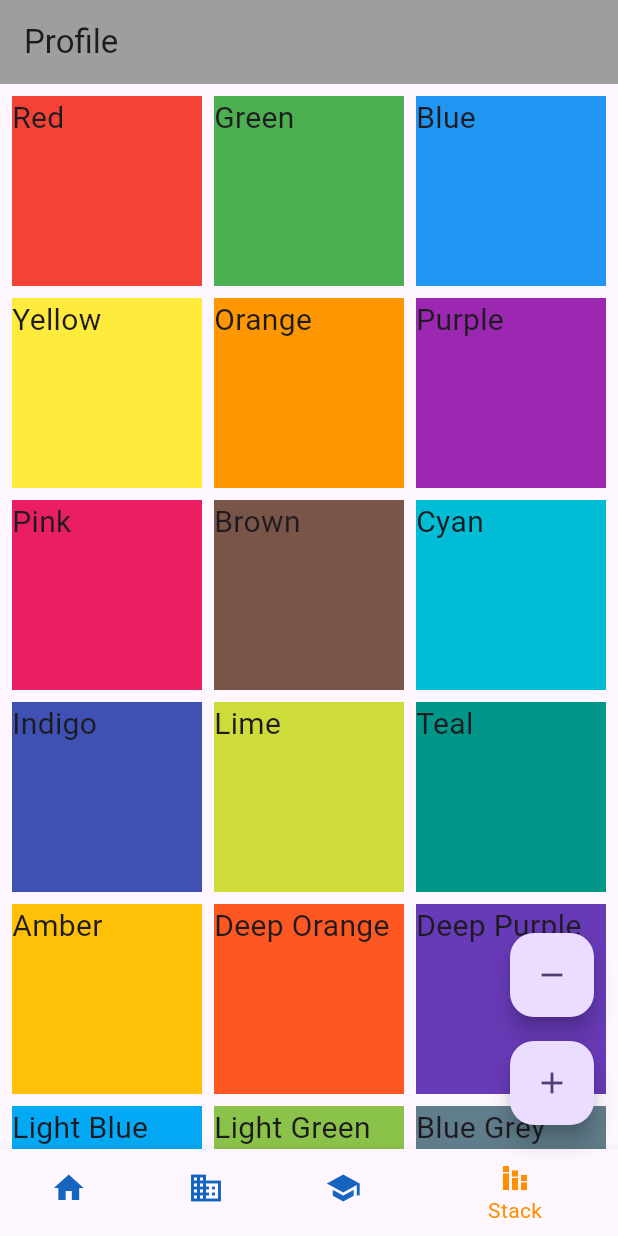
After one commit to Habibieproject/ppkd_b_1, a Flutter app: the screen it shows after launch, item 4 of the bottom bar chosen, on a phone screen of 412 x 824 dp. The commit adds this screen. Run offline on Flutter 3.47's test engine with Material 3 defaults, Android fonts, the light colour scheme and no system bars.

Commit message:
add grid screen

```diff
--- /dev/null
+++ b/lib/data/grid_data.dart
@@ -0,0 +1,68 @@
+import 'package:flutter/material.dart';
+import 'package:ppkd_b_1/model/grid_model.dart';
+
+List<GridModel> gridData =[
+  GridModel(name: "Red", color: Colors.red),
+  GridModel(name: "Green", color: Colors.green),
+  GridModel(name: "Blue", color: Colors.blue),
+  GridModel(name: "Yellow", color: Colors.yellow),
+  GridModel(name: "Orange", color: Colors.orange),
+  GridModel(name: "Purple", color: Colors.purple),
+  GridModel(name: "Pink", color: Colors.pink),
+  GridModel(name: "Brown", color: Colors.brown),
+  GridModel(name: "Cyan", color: Colors.cyan),
+  GridModel(name: "Indigo", color: Colors.indigo),
+  GridModel(name: "Lime", color: Colors.lime),
+  GridModel(name: "Teal", color: Colors.teal),
+  GridModel(name: "Amber", color: Colors.amber),
+  GridModel(name: "Deep Orange", color: Colors.deepOrange),
+  GridModel(name: "Deep Purple", color: Colors.deepPurple),
+  GridModel(name: "Light Blue", color: Colors.lightBlue),
+  GridModel(name: "Light Green", color: Colors.lightGreen),
+  GridModel(name: "Blue Grey", color: Colors.blueGrey),
+  GridModel(name: "Black", color: Colors.black),
+  GridModel(name: "White", color: Colors.white),
+  GridModel(name: "Grey", color: Colors.grey),
+  GridModel(name: "Red Accent", color: Colors.redAccent),
+  GridModel(name: "Green Accent", color: Colors.greenAccent),
+  GridModel(name: "Blue Accent", color: Colors.blueAccent),
+  GridModel(name: "Yellow Accent", color: Colors.yellowAccent),
+  GridModel(name: "Orange Accent", color: Colors.orangeAccent),
+  GridModel(name: "Purple Accent", color: Colors.purpleAccent),
+  GridModel(name: "Pink Accent", color: Colors.pinkAccent),
+  GridModel(name: "Brown Accent", color: Colors.brown),
+  GridModel(name: "Cyan Accent", color: Colors.cyanAccent),
+  GridModel(name: "Indigo Accent", color: Colors.indigoAccent),
+  GridModel(name: "Lime Accent", color: Colors.limeAccent),
+  GridModel(name: "Teal Accent", color: Colors.tealAccent),
+  GridModel(name: "Amber Accent", color: Colors.amberAccent),
+  GridModel(name: "Deep Orange Accent", color: Colors.deepOrangeAccent),
+  GridModel(name: "Deep Purple Accent", color: Colors.deepPurpleAccent),
+  GridModel(name: "Light Blue Accent", color: Colors.lightBlueAccent),
+  GridModel(name: "Light Green Accent", color: Colors.lightGreenAccent),
+  GridModel(name: "Blue Grey Accent", color: Colors.blueGrey),
+  GridModel(name: "Black Accent", color: Colors.black),
+  GridModel(name: "White Accent", color: Colors.white),
+  GridModel(name: "Grey Accent", color: Colors.grey),
+  GridModel(name: "Red Shade", color: Colors.red.shade100),
+  GridModel(name: "Green Shade", color: Colors.green.shade100),
+  GridModel(name: "Blue Shade", color: Colors.blue.shade100),
+  GridModel(name: "Yellow Shade", color: Colors.yellow.shade100),
+  GridModel(name: "Orange Shade", color: Colors.orange.shade100),
+  GridModel(name: "Purple Shade", color: Colors.purple.shade100),
+  GridModel(name: "Pink Shade", color: Colors.pink.shade100),
+  GridModel(name: "Brown Shade", color: Colors.brown.shade100),
+  GridModel(name: "Cyan Shade", color: Colors.cyan.shade100),
+  GridModel(name: "Indigo Shade", color: Colors.indigo.shade100),
+  GridModel(name: "Lime Shade", color: Colors.lime.shade100),
+  GridModel(name: "Teal Shade", color: Colors.teal.shade100),
+  GridModel(name: "Amber Shade", color: Colors.amber.shade100),
+  GridModel(name: "Deep Orange Shade", color: Colors.deepOrange.shade100),
+  GridModel(name: "Deep Purple Shade", color: Colors.deepPurple.shade100),
+  GridModel(name: "Light Blue Shade", color: Colors.lightBlue.shade100),
+  GridModel(name: "Light Green Shade", color: Colors.lightGreen.shade100),
+  GridModel(name: "Blue Grey Shade", color: Colors.blueGrey.shade100),
+  GridModel(name: "Black Shade", color: Colors.black),
+  GridModel(name: "White Shade", color: Colors.white),
+  GridModel(name: "Grey Shade", color: Colors.grey.shade100),
+];
--- a/lib/views/main/main_screen.dart
+++ b/lib/views/main/main_screen.dart
@@ -2,6 +2,8 @@ import 'package:flutter/material.dart';
 import 'package:ppkd_b_1/views/main/business/business_screen.dart';
 import 'package:ppkd_b_1/views/main/home/home_screen.dart';
 import 'package:ppkd_b_1/views/main/school/school_screen.dart';
+import 'package:ppkd_b_1/views/main/stack/profile_screen.dart';
+import 'package:ppkd_b_1/views/main/stack/stack_screen.dart';
 
 /// Flutter code sample for [BottomNavigationBar].
 
@@ -18,7 +20,8 @@ class _MainScreenState extends State<MainScreen> {
   static const List<Widget> _widgetOptions = <Widget>[
     HomeScreen(),
     BusinessScreen(),
-    SchoolScreen()
+    SchoolScreen(),
+    ProfileScreen()
   ];
 
   void _onItemTapped(int index) {
@@ -56,9 +59,11 @@ class _MainScreenState extends State<MainScreen> {
           BottomNavigationBarItem(icon: Icon(Icons.home), label: 'Home'),
           BottomNavigationBarItem(icon: Icon(Icons.business), label: 'Business'),
           BottomNavigationBarItem(icon: Icon(Icons.school), label: 'School'),
+          BottomNavigationBarItem(icon: Icon(Icons.stacked_bar_chart), label: 'Stack'),
         ],
         currentIndex: _selectedIndex,
         selectedItemColor: Colors.amber[800],
+        unselectedItemColor: Colors.blue[800],
         onTap: _onItemTapped,
       ),
     );
--- /dev/null
+++ b/lib/views/main/stack/profile_screen.dart
@@ -0,0 +1,31 @@
+import 'package:flutter/material.dart';
+import 'package:ppkd_b_1/data/grid_data.dart';
+
+class ProfileScreen extends StatelessWidget {
+  const ProfileScreen({super.key});
+
+  @override
+  Widget build(BuildContext context) {
+    return Scaffold(
+      appBar: AppBar(
+        backgroundColor: Colors.grey,
+        title: const Text('Profile')),
+      body:GridView.builder(
+        padding: EdgeInsets.all(8),
+        gridDelegate: const SliverGridDelegateWithFixedCrossAxisCount(
+          crossAxisCount: 3,
+          mainAxisSpacing: 8,
+          crossAxisSpacing: 8
+        ),
+        itemCount: gridData.length,
+        itemBuilder: (BuildContext context, int index) {
+          final data = gridData[index];
+          return Container(
+            color: data.color,
+            child: Text(data.name, style: TextStyle(fontSize: 20),),
+          );
+        },
+      ),
+    );
+  }
+}
```
Also changed, not shown: lib/model/grid_model.dart (added, +56 -0 lines), lib/views/main/home/home_screen.dart (+7 -1 lines), lib/views/main/stack/stack_screen.dart (added, +35 -0 lines).
